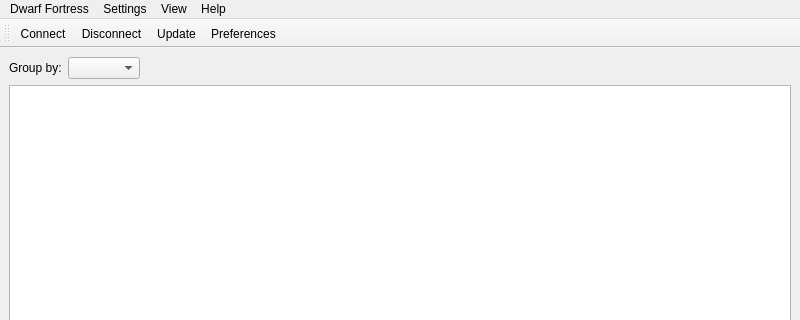
First picture: the form in ui/MainWindow.ui, repository cvuchener/df-workdetailtest, before the edit; both pictures show x 0 to 800 and y 0 to 320 of the 800 by 600 pixel window.
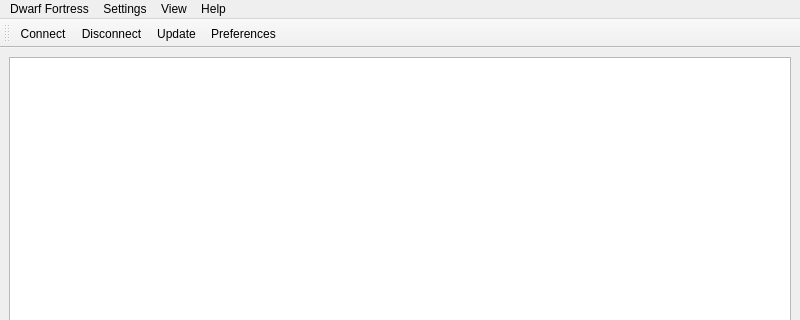
Second picture: the form after the edit. Icons and pictures are not drawn. Custom widgets are drawn as their Qt base class.

Commit message: Move group choice in a tool bar

The edit to the form file:
```diff
--- a/ui/MainWindow.ui
+++ b/ui/MainWindow.ui
@@ -15,33 +15,6 @@
   </property>
   <widget class="QWidget" name="centralwidget">
    <layout class="QVBoxLayout" name="verticalLayout">
-    <item>
-     <layout class="QHBoxLayout" name="horizontalLayout">
-      <item>
-       <widget class="QLabel" name="group_by_label">
-        <property name="text">
-         <string>Group by:</string>
-        </property>
-       </widget>
-      </item>
-      <item>
-       <widget class="QComboBox" name="group_by_cb"/>
-      </item>
-      <item>
-       <spacer name="horizontalSpacer">
-        <property name="orientation">
-         <enum>Qt::Horizontal</enum>
-        </property>
-        <property name="sizeHint" stdset="0">
-         <size>
-          <width>40</width>
-          <height>20</height>
-         </size>
-        </property>
-       </spacer>
-      </item>
-     </layout>
-    </item>
     <item>
      <widget class="GridView" name="view">
       <property name="mouseTracking">
```
The commit also changes 4 other files.
